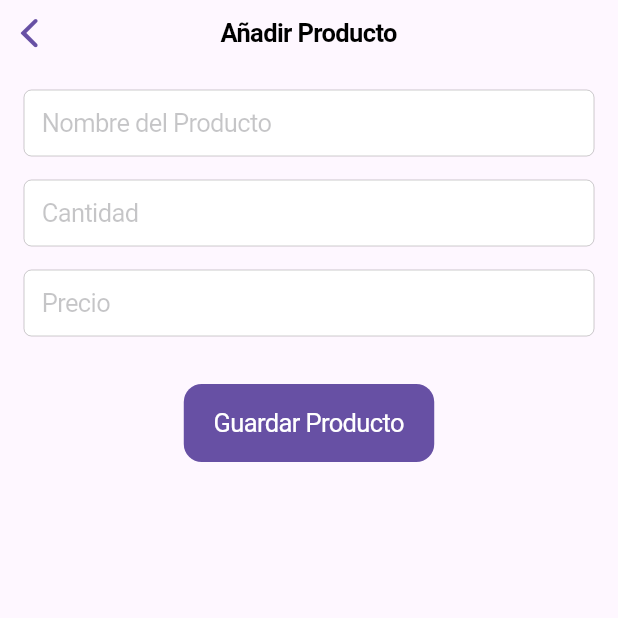
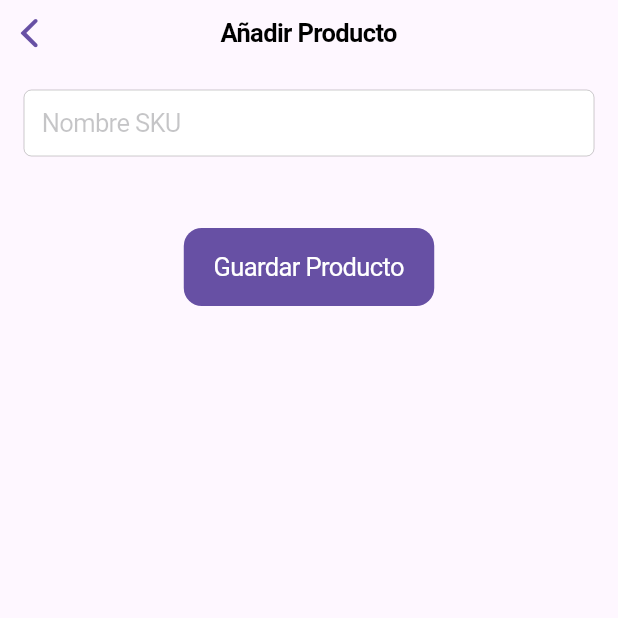
Before and after one commit to AlexVM1060/JVH, a Flutter app: the AddProductPage screen opened directly, on a phone screen of 412 x 824 dp, the top half of it. Run offline on Flutter 3.47's test engine with Material 3 defaults, Android fonts, the phone set to English and light mode, and no system bars; our stand-ins replace animated_bottom_navigation_bar, flutter_animate, supabase_flutter; accounts and stored records are empty.

Commit message:
Conexion a la db añadida correctamente

```diff
--- a/lib/add_product_page.dart
+++ b/lib/add_product_page.dart
@@ -1,5 +1,5 @@
 import 'package:flutter/cupertino.dart';
-import 'package:cloud_firestore/cloud_firestore.dart';
+import 'package:supabase_flutter/supabase_flutter.dart';
 
 class AddProductPage extends StatefulWidget {
   const AddProductPage({super.key});
@@ -9,15 +9,12 @@ class AddProductPage extends StatefulWidget {
 }
 
 class _AddProductPageState extends State<AddProductPage> {
-  final _nameController = TextEditingController();
-  final _quantityController = TextEditingController();
-  final _priceController = TextEditingController();
+  final _skuController = TextEditingController();
+  final _articleIdController = TextEditingController();
   bool _isLoading = false;
 
   Future<void> _addProduct() async {
-    if (_nameController.text.isEmpty ||
-        _quantityController.text.isEmpty ||
-        _priceController.text.isEmpty) {
+    if (_skuController.text.isEmpty) {
       // Muestra un error si los campos están vacíos
       showCupertinoDialog(
         context: context,
@@ -40,11 +37,15 @@ class _AddProductPageState extends State<AddProductPage> {
     });
 
     try {
-      await FirebaseFirestore.instance.collection('products').add({
-        'name': _nameController.text,
-        'quantity': int.tryParse(_quantityController.text) ?? 0,
-        'price': double.tryParse(_priceController.text) ?? 0.0,
-        'createdAt': FieldValue.serverTimestamp(),
+      await Supabase.instance.client.from('producto').insert({
+        'nombre_sku': _skuController.text,
+        'id_articulo': null,
+        // int.tryParse(_articleIdController.text),
+        // Por ahora, los demás campos los dejaremos en null
+        'id_talla': null,
+        'id_temporada': null,
+        'id_color': null,
+        'id_marca': null,
       });
 
       if (mounted) {
@@ -84,24 +85,11 @@ class _AddProductPageState extends State<AddProductPage> {
               child: Column(
                 children: [
                   CupertinoTextField(
-                    controller: _nameController,
-                    placeholder: 'Nombre del Producto',
+                    controller: _skuController,
+                    placeholder: 'Nombre SKU',
                     padding: const EdgeInsets.all(12.0),
                   ),
                   const SizedBox(height: 16),
-                  CupertinoTextField(
-                    controller: _quantityController,
-                    placeholder: 'Cantidad',
-                    keyboardType: TextInputType.number,
-                    padding: const EdgeInsets.all(12.0),
-                  ),
-                  const SizedBox(height: 16),
-                  CupertinoTextField(
-                    controller: _priceController,
-                    placeholder: 'Precio',
-                    keyboardType: const TextInputType.numberWithOptions(decimal: true),
-                    padding: const EdgeInsets.all(12.0),
-                  ),
                   const SizedBox(height: 32),
                   CupertinoButton.filled(
                     onPressed: _isLoading ? null : _addProduct,
@@ -111,9 +99,7 @@ class _AddProductPageState extends State<AddProductPage> {
               ),
             ),
             if (_isLoading)
-              const Center(
-                child: CupertinoActivityIndicator(radius: 20),
-              ),
+              const Center(child: CupertinoActivityIndicator(radius: 20)),
           ],
         ),
       ),
--- /dev/null
+++ b/lib/models/product.dart
@@ -0,0 +1,105 @@
+
+// Clases para representar las tablas relacionadas
+class Articulo {
+  final int id;
+  final String nombre;
+
+  Articulo({required this.id, required this.nombre});
+
+  factory Articulo.fromJson(Map<String, dynamic> json) {
+    return Articulo(
+      id: json['id_articulo'] ?? 0,
+      nombre: json['nombre'] ?? 'Sin nombre',
+    );
+  }
+}
+
+class Talla {
+  final int id;
+  final String nombre;
+
+  Talla({required this.id, required this.nombre});
+
+  factory Talla.fromJson(Map<String, dynamic> json) {
+    return Talla(
+      id: json['id_talla'] ?? 0,
+      nombre: json['nombre'] ?? 'N/A',
+    );
+  }
+}
+
+class Temporada {
+  final int id;
+  final String nombre;
+
+  Temporada({required this.id, required this.nombre});
+
+  factory Temporada.fromJson(Map<String, dynamic> json) {
+    return Temporada(
+      id: json['id_temporada'] ?? 0,
+      nombre: json['nombre'] ?? 'N/A',
+    );
+  }
+}
+
+class Color {
+  final int id;
+  final String nombre;
+
+  Color({required this.id, required this.nombre});
+
+  factory Color.fromJson(Map<String, dynamic> json) {
+    return Color(
+      id: json['id_color'] ?? 0,
+      nombre: json['nombre'] ?? 'N/A',
+    );
+  }
+}
+
+class Marca {
+  final int id;
+  final String nombre;
+
+  Marca({required this.id, required this.nombre});
+
+  factory Marca.fromJson(Map<String, dynamic> json) {
+    return Marca(
+      id: json['id_marca'] ?? 0,
+      nombre: json['nombre'] ?? 'N/A',
+    );
+  }
+}
+
+// Clase principal para el Producto
+class Producto {
+  final int id;
+  final String nombreSku;
+  final Articulo? articulo;
+  final Talla? talla;
+  final Temporada? temporada;
+  final Color? color;
+  final Marca? marca;
+
+  Producto({
+    required this.id,
+    required this.nombreSku,
+    this.articulo,
+    this.talla,
+    this.temporada,
+    this.color,
+    this.marca,
+  });
+
+  factory Producto.fromJson(Map<String, dynamic> json) {
+    return Producto(
+      id: json['id_producto'] ?? 0,
+      nombreSku: json['nombre_sku'] ?? 'SKU Desconocido',
+      // Supabase devuelve las relaciones como un objeto si no es nulo
+      articulo: json['articulo'] != null ? Articulo.fromJson(json['articulo']) : null,
+      talla: json['talla'] != null ? Talla.fromJson(json['talla']) : null,
+      temporada: json['temporada'] != null ? Temporada.fromJson(json['temporada']) : null,
+      color: json['color'] != null ? Color.fromJson(json['color']) : null,
+      marca: json['marca'] != null ? Marca.fromJson(json['marca']) : null,
+    );
+  }
+}
--- a/pubspec.yaml
+++ b/pubspec.yaml
@@ -10,9 +10,8 @@ dependencies:
     sdk: flutter
   cupertino_icons: ^1.0.8
   flutter_animate: ^4.5.2
-  firebase_core: ^4.2.1
-  cloud_firestore: ^6.1.0
   animated_bottom_navigation_bar: ^1.4.0
+  supabase_flutter: ^2.12.0
 
 dev_dependencies:
   flutter_test:
```
Also changed, not shown: lib/inventory_page.dart (+50 -33 lines), lib/main.dart (+8 -8 lines), lib/firebase_options.dart (deleted), pubspec.lock, 8 other files.
